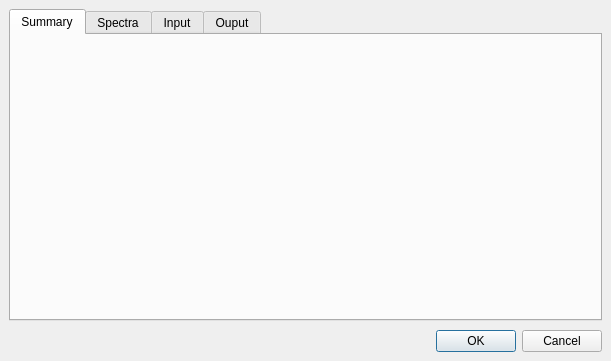
Old version of the form crispy/resources/gui/uis/quanty/details.ui in the repository mretegan/crispy.
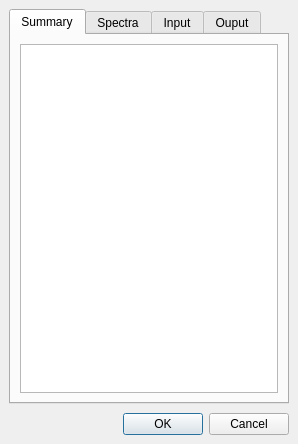
New version of the form. The open tabs and pages were chosen to show the change. Custom widgets are drawn as their Qt base class.

Commit message: Add signals to the details dialog

Diff of the .ui file:
```diff
--- a/crispy/resources/gui/uis/quanty/details.ui
+++ b/crispy/resources/gui/uis/quanty/details.ui
@@ -6,8 +6,8 @@
    <rect>
     <x>0</x>
     <y>0</y>
-    <width>611</width>
-    <height>361</height>
+    <width>298</width>
+    <height>444</height>
    </rect>
   </property>
   <property name="windowTitle">
@@ -41,12 +41,36 @@
       <attribute name="title">
        <string>Summary</string>
       </attribute>
+      <layout class="QVBoxLayout" name="verticalLayout_6">
+       <property name="leftMargin">
+        <number>9</number>
+       </property>
+       <property name="topMargin">
+        <number>9</number>
+       </property>
+       <property name="rightMargin">
+        <number>9</number>
+       </property>
+       <property name="bottomMargin">
+        <number>9</number>
+       </property>
+       <item>
+        <widget class="QListView" name="listView_2">
+         <property name="sizePolicy">
+          <sizepolicy hsizetype="MinimumExpanding" vsizetype="Expanding">
+           <horstretch>0</horstretch>
+           <verstretch>0</verstretch>
+          </sizepolicy>
+         </property>
+        </widget>
+       </item>
+      </layout>
      </widget>
      <widget class="QWidget" name="spectraTabWidget">
       <attribute name="title">
        <string>Spectra</string>
       </attribute>
-      <layout class="QHBoxLayout" name="horizontalLayout_3">
+      <layout class="QVBoxLayout" name="verticalLayout_7">
        <property name="spacing">
         <number>9</number>
        </property>
@@ -63,7 +87,7 @@
         <number>9</number>
        </property>
        <item>
-        <widget class="QListView" name="listView">
+        <widget class="QListView" name="spectraListView">
          <property name="sizePolicy">
           <sizepolicy hsizetype="MinimumExpanding" vsizetype="Expanding">
            <horstretch>0</horstretch>
@@ -95,9 +119,6 @@
              </property>
             </widget>
            </item>
-           <item row="0" column="1">
-            <widget class="QComboBox" name="comboBox"/>
-           </item>
            <item row="1" column="0">
             <widget class="QLabel" name="label_2">
              <property name="text">
@@ -105,7 +126,7 @@
              </property>
             </widget>
            </item>
-           <item row="1" column="1">
+           <item row="0" column="1">
             <widget class="DoubleLineEdit" name="temperatureLineEdit_3">
              <property name="sizePolicy">
               <sizepolicy hsizetype="Preferred" vsizetype="Fixed">
@@ -124,6 +145,9 @@
              </property>
             </widget>
            </item>
+           <item row="1" column="1">
+            <widget class="QComboBox" name="comboBox"/>
+           </item>
           </layout>
          </item>
          <item>
@@ -483,11 +507,6 @@
          </item>
         </layout>
        </item>
-       <item>
-        <widget class="QFrame" name="verticalFrame">
-         <layout class="QVBoxLayout" name="verticalLayout_4"/>
-        </widget>
-       </item>
       </layout>
      </widget>
      <widget class="QWidget" name="inputTabWidget">
```
The commit also changes 3 other files.
